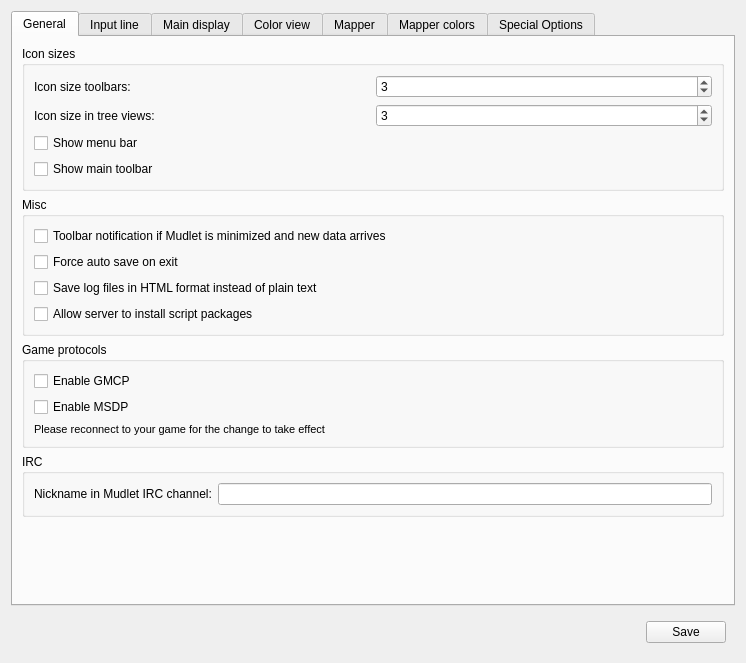
Old version of the form src/ui/profile_preferences.ui in the repository Mudlet/Mudlet.
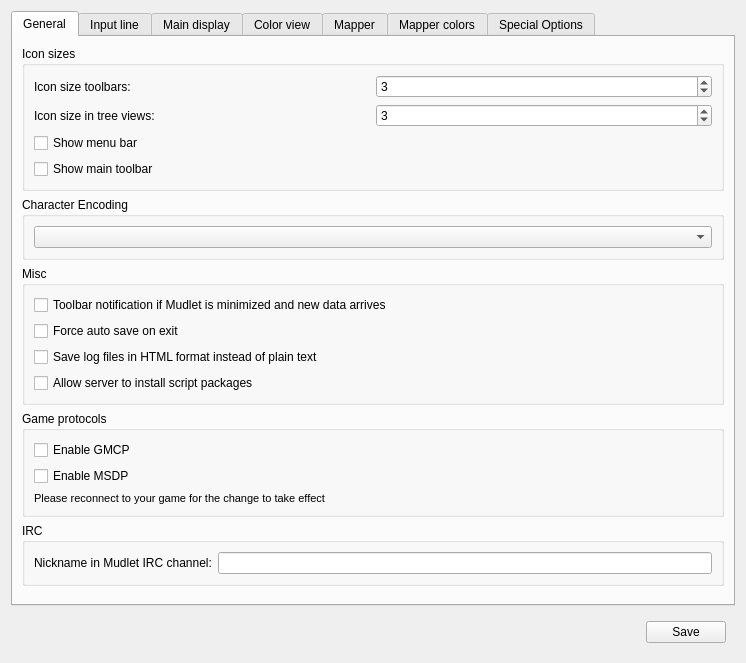
New version of the form. Icons and pictures are not drawn.

Commit message: Enhance: add encoding/decoding to incoming and outgoing MUD data

Patch:
```diff
--- a/src/ui/profile_preferences.ui
+++ b/src/ui/profile_preferences.ui
@@ -134,6 +134,28 @@
         </widget>
        </item>
        <item row="1" column="0">
+        <widget class="QGroupBox" name="groupBox_encoding">
+         <property name="enabled">
+          <bool>true</bool>
+         </property>
+         <property name="title">
+          <string>Character Encoding</string>
+         </property>
+         <layout class="QVBoxLayout" name="verticalLayout_7">
+          <item>
+           <widget class="QComboBox" name="comboBox_encoding">
+            <property name="enabled">
+             <bool>true</bool>
+            </property>
+            <property name="toolTip">
+             <string>&lt;html&gt;&lt;head/&gt;&lt;body&gt;&lt;p&gt;The way in which data is sent to and received from the MUD Server can vary in different parts of the World and usually has a relation to the language used by players on it. Whilst ASCII is the original form that the underlying Telnet protocol once used it (strictly speaking) only uses 7-bits and only supports 128 character codes (and a quarter of them are reserved for control purposes) so when it became possible to use all 8-bits in a byte various different encoding were developed. Most of these use the upper 128 character codes for extra characters needed for specific languages but which means that it is necessary to use the right encoding to get the right symbols for a particular language. This is the case for the &lt;b&gt;ISO 8859-*&lt;/b&gt;and &lt;b&gt;WINDOWS-*&lt;/b&gt; ranges; however the &lt;b&gt;UTF-8&lt;/b&gt; uses a much more advanced encoding system and uses those same 128 codes to provide for up to 1,112,064 characters in a more complex manner that uses up to four bytes but in a way that the original 128 characters are still represented by single bytes.&lt;/p&gt;&lt;p&gt;MUDs capable of operating with languages other than English will likely offer a choice of encodings, possibly with a &lt;i&gt;charset&lt;/i&gt; command or similar, review the choices that the MUD offers and choose a matching option from the list here. This setting can also be set and read via the Lua commands &lt;i&gt;setServerEncoding&lt;/i&gt;(&amp;quot;&lt;b&gt;encoding name&lt;/b&gt;&lt;i&gt;&amp;quot;)&lt;/i&gt; and &lt;i&gt;getServerEncoding()&lt;/i&gt;.&lt;/p&gt;&lt;p&gt;In all cases Mudlet will spot incoming data that does not seem to fit the current encoding and each occurance will be marked with a &lt;b&gt;�&lt;/b&gt; if you see these then it is possible that this setting does not match what the MUD Server is sending out - or there is a defect in the way Mudlet is handling it.&lt;/p&gt;&lt;p&gt;&lt;i&gt;This feature is planned to be introduced in Mudlet 3.1.0 and is currently not known to be bug-free - please report any defects (including consistantly incorrect single characters for any of the encodings other than &lt;b&gt;ASCII&lt;/b&gt;, &lt;b&gt;ISO 8859-&lt;u&gt;1&lt;/u&gt;&lt;/b&gt; or &lt;b&gt;UTF-8&lt;/b&gt; as it is possible for there to be errors in the other encoding).&lt;/span&gt;&lt;/p&gt;&lt;/body&gt;&lt;/html&gt;</string>
+            </property>
+           </widget>
+          </item>
+         </layout>
+        </widget>
+       </item>
+       <item row="2" column="0">
         <widget class="QGroupBox" name="groupBox_2">
          <property name="title">
           <string>Misc</string>
```
The commit also changes 13 other files.
